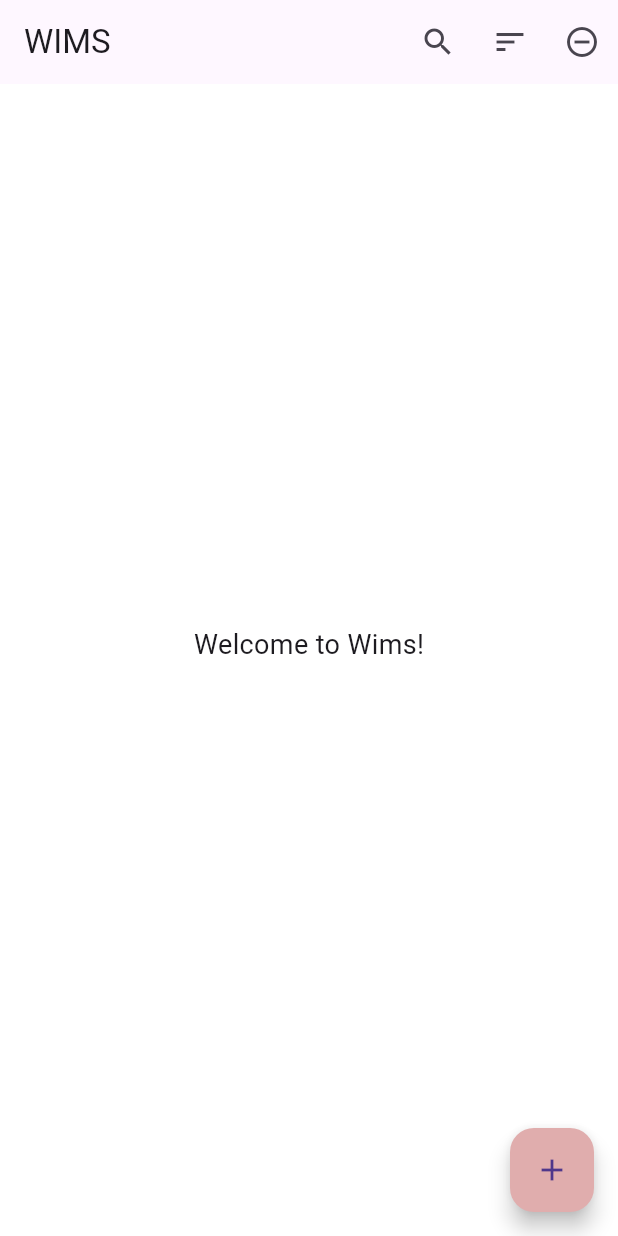
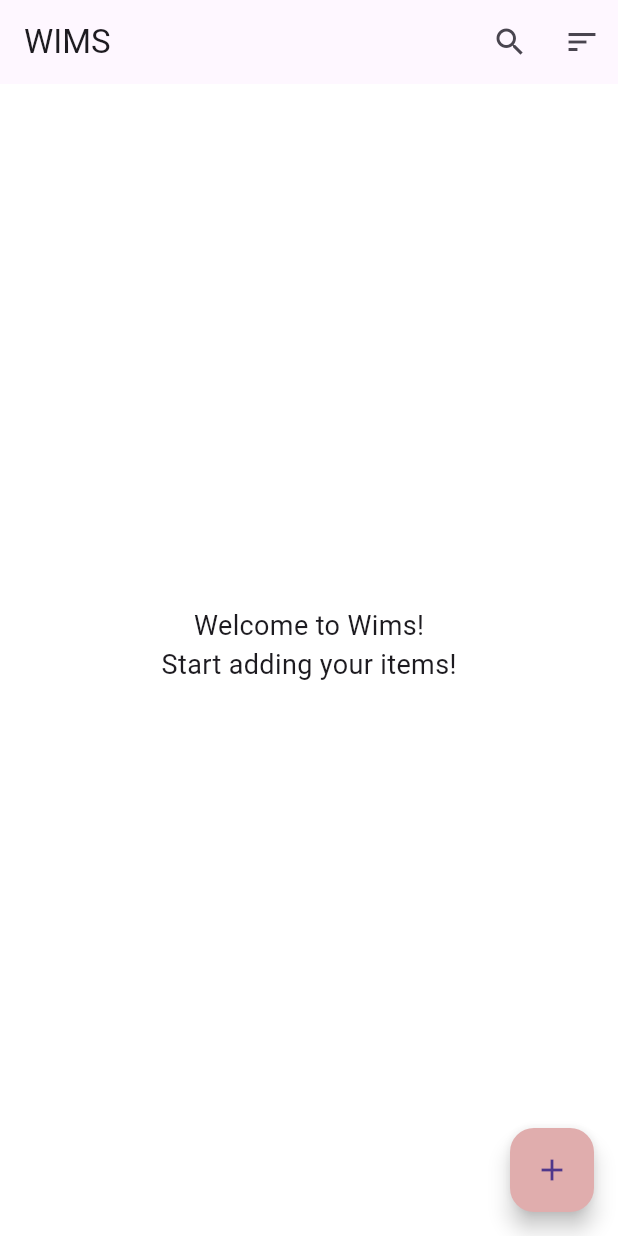
Before and after one commit to leejp1998/WIMS, a Flutter app: the screen it shows after launch, on a phone screen of 412 x 824 dp. Run offline on Flutter 3.47's test engine with Material 3 defaults, Android fonts, the phone set to English and light mode, and no system bars; our stand-ins replace shared_preferences, sqflite; accounts and stored records are empty.

Commit message:
Minor: Text and font update

```diff
--- a/lib/helper/custom_search_delegate.dart
+++ b/lib/helper/custom_search_delegate.dart
@@ -54,7 +54,7 @@ class CustomSearchDelegate extends SearchDelegate<String> {
         } else if (snapshot.hasError) {
           return Center(child: Text('Error: ${snapshot.error}'));
         } else if (!snapshot.hasData || snapshot.data!.isEmpty) {
-          return const Center(child: Text('No results found.'));
+          return const Center(child: Text('No results found.', style: TextStyle(fontSize: 18),));
         } else {
           results = snapshot.data!;
           return ListView.builder(
--- a/lib/home_page.dart
+++ b/lib/home_page.dart
@@ -69,12 +69,13 @@ class _HomePageState extends State<HomePage> {
               // Handle sorting functionality
             },
           ),
-          IconButton(
-            icon: Icon(Icons.remove_circle_outline),
-            onPressed: () {
-              // Handle remove functionality
-            },
-          ),
+          // TODO: Add multiple removal in the future.
+          // IconButton(
+          //   icon: Icon(Icons.remove_circle_outline),
+          //   onPressed: () {
+          //     // Handle remove functionality
+          //   },
+          // ),
         ],
       ),
       body: items.isNotEmpty
@@ -132,6 +133,10 @@ class _HomePageState extends State<HomePage> {
                     'Welcome to Wims!',
                     style: TextStyle(fontSize: 18),
                   ),
+                  Text(
+                    'Start adding your items!',
+                    style: TextStyle(fontSize: 18),
+                  ),
                   SizedBox(height: 20),
                 ],
               ),
```
